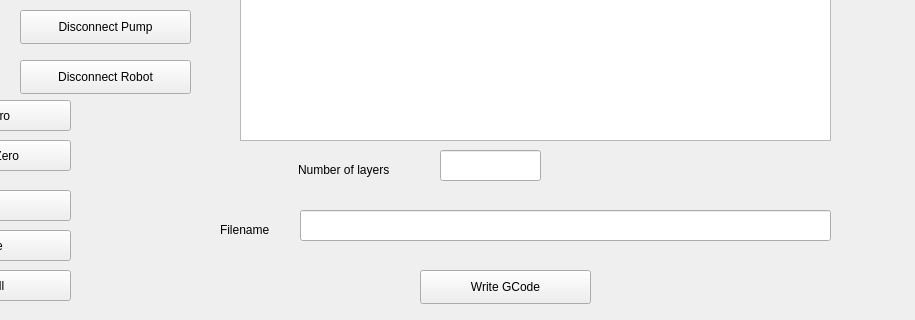
Qt form MainWindow.ui (teodecarvalho/PythonRobot) before a commit; both pictures show x 550 to 1465 and y 180 to 500 of the 1465 by 767 pixel window.
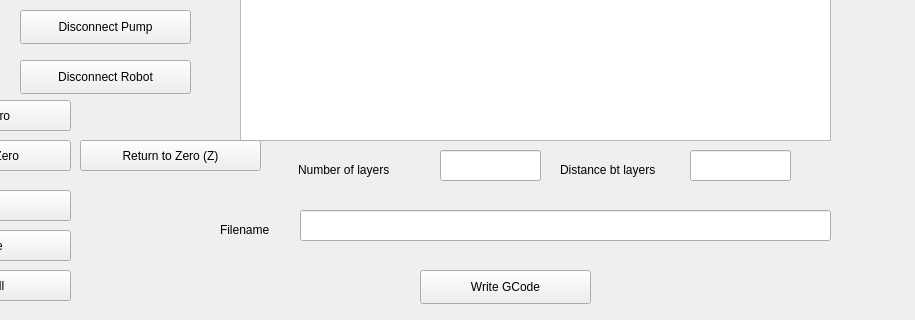
The same form after that commit.

What changed in the file:
```diff
--- a/MainWindow.ui
+++ b/MainWindow.ui
@@ -637,6 +637,42 @@
      <string>Stop Pump</string>
     </property>
    </widget>
+   <widget class="QPushButton" name="ReturnToZeroAbs">
+    <property name="geometry">
+     <rect>
+      <x>630</x>
+      <y>320</y>
+      <width>181</width>
+      <height>31</height>
+     </rect>
+    </property>
+    <property name="text">
+     <string>Return to Zero (Z)</string>
+    </property>
+   </widget>
+   <widget class="QLabel" name="label_9">
+    <property name="geometry">
+     <rect>
+      <x>1110</x>
+      <y>340</y>
+      <width>141</width>
+      <height>20</height>
+     </rect>
+    </property>
+    <property name="text">
+     <string>Distance bt layers</string>
+    </property>
+   </widget>
+   <widget class="QLineEdit" name="DLayers">
+    <property name="geometry">
+     <rect>
+      <x>1240</x>
+      <y>330</y>
+      <width>101</width>
+      <height>31</height>
+     </rect>
+    </property>
+   </widget>
   </widget>
   <widget class="QMenuBar" name="menubar">
    <property name="geometry">
```
